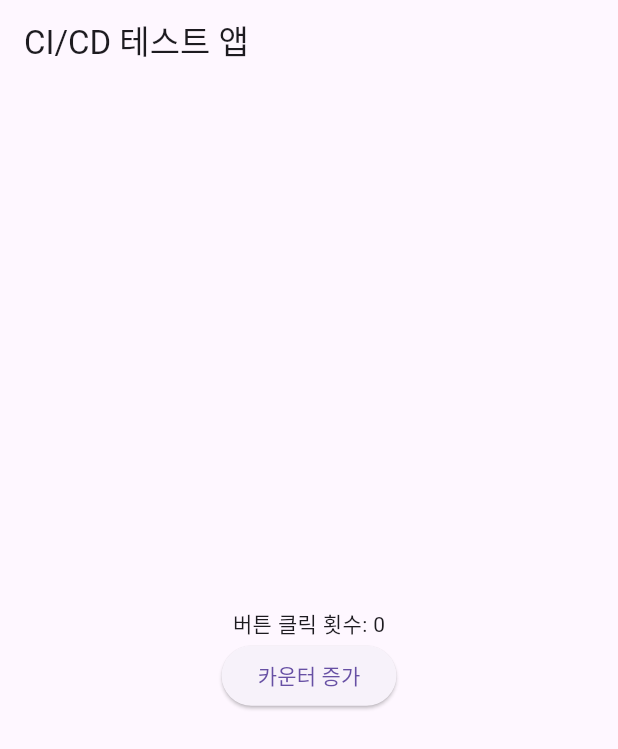
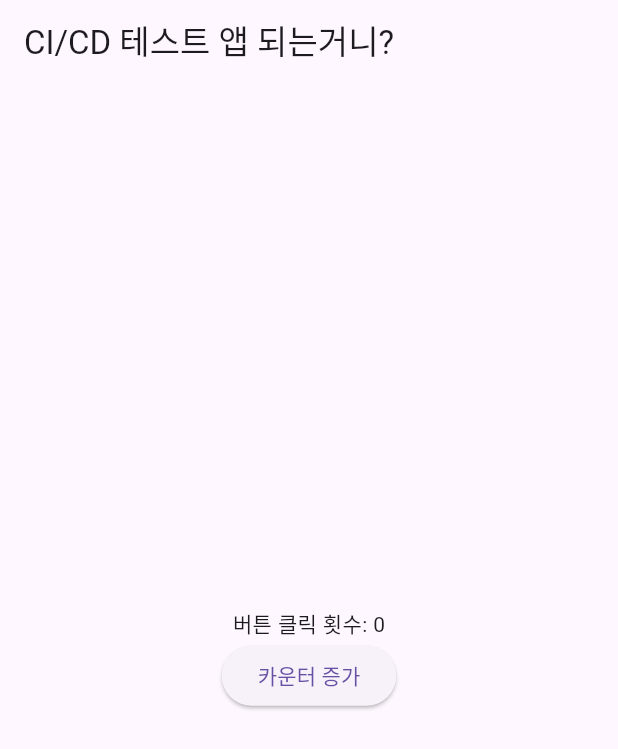
Before and after one commit to gho94/flutter_application_cicd, a Flutter app: the screen it shows after launch, on a phone screen of 412 x 824 dp. Shown: the top 749 px of the screen. Run offline on Flutter 3.47's test engine with Material 3 defaults, Android fonts, the phone set to English and light mode, and no system bars.

Commit message:
cicdTest2

```diff
--- a/lib/main.dart
+++ b/lib/main.dart
@@ -19,7 +19,7 @@ class _MyAppState extends State<MyApp> {
     return MaterialApp(
       home: Scaffold(
         appBar: AppBar(
-          title: Text('CI/CD 테스트 앱'),
+          title: Text('CI/CD 테스트 앱 되는거니?'),
         ),
         body: Center(
           child: Column(
```
